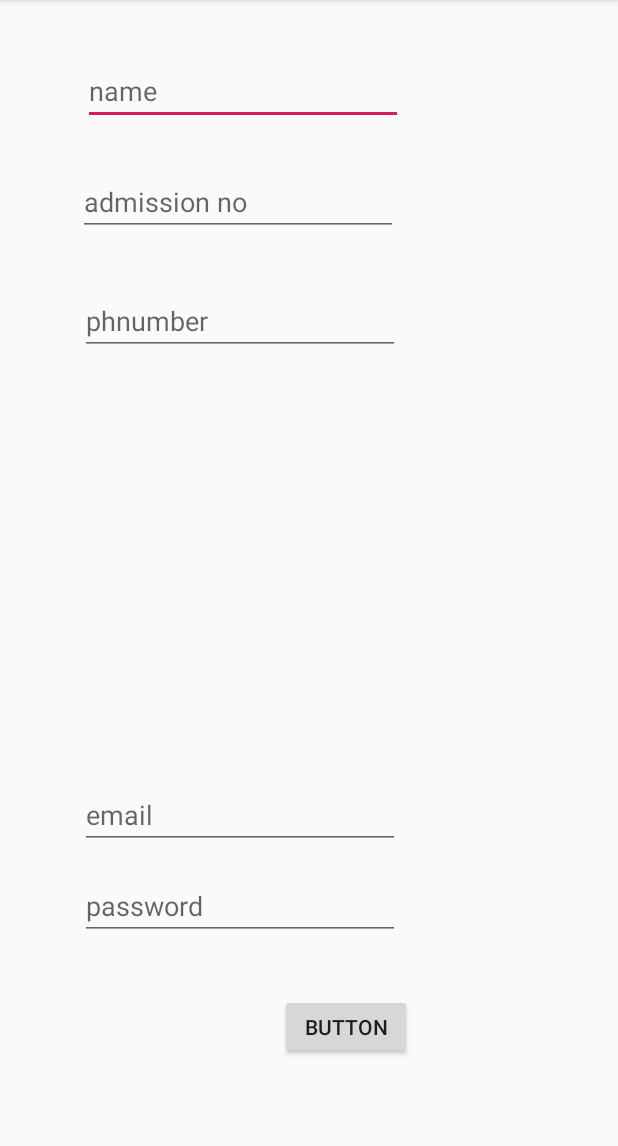
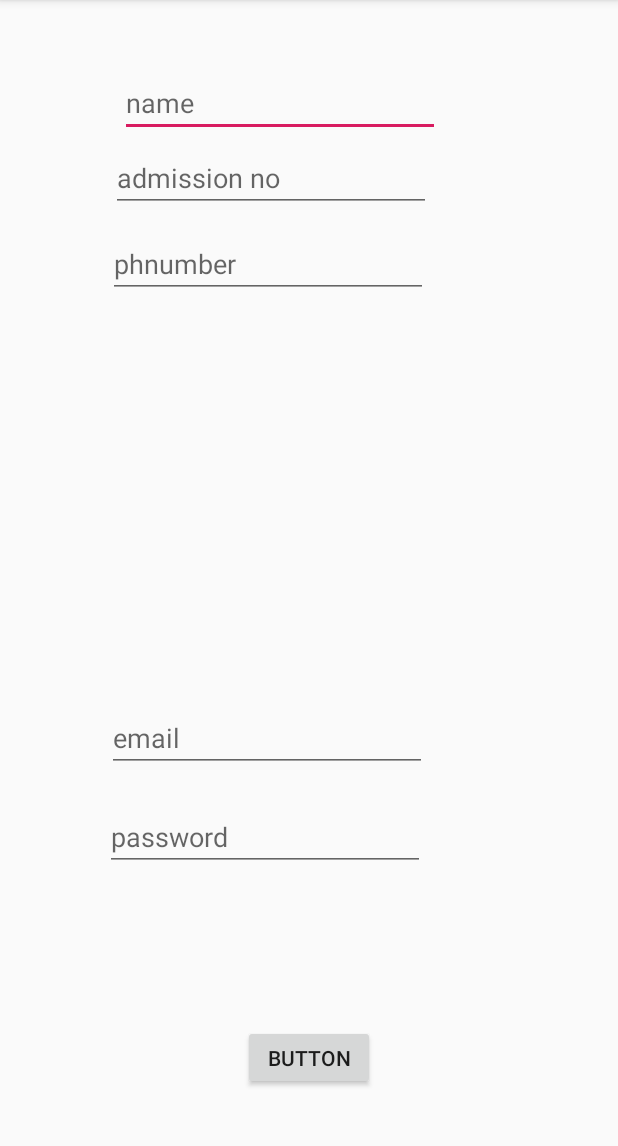
Before and after one commit to Sanketagarwal17/BookClub, an Android app: the signup screen opened directly, with no data from a screen before it, after a tap on "BUTTON", on a phone screen of 412 x 824 dp, the part 84-1230 px from its top. Run offline under Robolectric (Android 15) with nearby library versions, the phone set to English and light mode, and no system bars; our stand-ins replace Firebase (no records; nobody signed in at launch, a user with empty details on screens opened directly).

```diff
--- a/app/src/main/java/com/example/android/bookclub/Authentication/signup.java
+++ b/app/src/main/java/com/example/android/bookclub/Authentication/signup.java
@@ -18,6 +18,7 @@ import com.google.android.gms.tasks.Task;
 import com.google.firebase.auth.AuthResult;
 import com.google.firebase.auth.FirebaseAuth;
 import com.google.firebase.auth.FirebaseUser;
+import com.google.firebase.database.ChildEventListener;
 import com.google.firebase.database.DatabaseReference;
 import com.google.firebase.database.FirebaseDatabase;
 
@@ -37,6 +38,7 @@ public class signup extends AppCompatActivity {
         setContentView(R.layout.activity_signup);
 
         firebaseAuth = FirebaseAuth.getInstance();
+        firebaseDatabase=FirebaseDatabase.getInstance();
 
 
         username = findViewById(R.id.username);
@@ -52,24 +54,37 @@ public class signup extends AppCompatActivity {
         String passwo = pass.getText().toString().trim();
 
 
+
+  /* new node for staus*/
+        ChildEventListener childEventListener;
+        FirebaseUser user = FirebaseAuth.getInstance().getCurrentUser();
+        final String email123 = user.getEmail();
+
+
+        DatabaseReference databaseReference=firebaseDatabase.getReference().child("Status");
+
+        databaseReference.child(email123).child("statusvalue").setValue(0).addOnCompleteListener(new OnCompleteListener<Void>() {
+            @Override
+            public void onComplete(@NonNull Task<Void> task) {
+
+            }
+        });
+
+/*       complete here       */
          firebaseUser= FirebaseAuth.getInstance().getCurrentUser();
-        firebaseDatabase=FirebaseDatabase.getInstance();
-        databaseReference=firebaseDatabase.getReference("profiledetails");
+         databaseReference=firebaseDatabase.getReference("profiledetails");
 
+        final DatabaseReference finalDatabaseReference = databaseReference;
         submit.setOnClickListener(new View.OnClickListener() {
             @Override
             public void onClick(View v) {
                 String namei = username.getText().toString().trim();
                 String admis = admissionno.getText().toString().trim();
-                SharedPreferences sharedPreferences = getSharedPreferences("sharedadmission",Context.MODE_PRIVATE);
-                SharedPreferences.Editor editor = sharedPreferences.edit();
-                editor.putString("admision",admis);
-                editor.apply();
                 String ph = pone.getText().toString().trim();
                 String ema = email.getText().toString().trim();
                 String passwo = pass.getText().toString().trim();
                 Signupmodel sign=new Signupmodel(namei,admis,ph,ema,passwo);
-                databaseReference.child(admis).setValue(sign).addOnCompleteListener(new OnCompleteListener<Void>() {
+                finalDatabaseReference.child(admis).setValue(sign).addOnCompleteListener(new OnCompleteListener<Void>() {
                     @Override
                     public void onComplete(@NonNull Task<Void> task) {
                         if(task.isSuccessful())
--- a/app/src/main/java/com/example/android/bookclub/allbooks/Allbooks.java
+++ b/app/src/main/java/com/example/android/bookclub/allbooks/Allbooks.java
@@ -53,9 +53,6 @@ public class Allbooks extends AppCompatActivity {
         database=FirebaseDatabase.getInstance();
         databaseReference=database.getReference().child("Book name");
 
-        SharedPreferences sharedPreferences = getSharedPreferences("sharedadmission",Context.MODE_PRIVATE);
-        String sharedAdmisNo = sharedPreferences.getString("admision","1");
-        Toast.makeText(this, sharedAdmisNo, Toast.LENGTH_SHORT).show();
 
         arrayList=new ArrayList<>();
         final RecyclerView recyclerView=findViewById(R.id.allbookrecycler);
--- a/app/src/main/res/layout/activity_signup.xml
+++ b/app/src/main/res/layout/activity_signup.xml
@@ -12,8 +12,8 @@
         android:layout_height="wrap_content"
         android:layout_alignStart="@+id/useradmission"
         android:layout_alignParentTop="true"
-        android:layout_marginStart="3dp"
-        android:layout_marginTop="38dp"
+        android:layout_marginStart="6dp"
+        android:layout_marginTop="46dp"
         android:ems="10"
         android:hint="name"
         android:inputType="textPersonName" />
@@ -24,8 +24,8 @@
         android:layout_height="wrap_content"
         android:layout_alignParentStart="true"
         android:layout_alignParentTop="true"
-        android:layout_marginStart="52dp"
-        android:layout_marginTop="112dp"
+        android:layout_marginStart="74dp"
+        android:layout_marginTop="96dp"
         android:ems="10"
         android:hint="admission no"
         android:inputType="textPersonName" />
@@ -36,8 +36,8 @@
         android:layout_height="wrap_content"
         android:layout_alignParentStart="true"
         android:layout_alignParentTop="true"
-        android:layout_marginStart="53dp"
-        android:layout_marginTop="191dp"
+        android:layout_marginStart="72dp"
+        android:layout_marginTop="153dp"
         android:ems="10"
         android:hint="phnumber"
         android:inputType="textPersonName" />
@@ -48,8 +48,8 @@
         android:layout_height="wrap_content"
         android:layout_alignParentStart="true"
         android:layout_alignParentBottom="true"
-        android:layout_marginStart="53dp"
-        android:layout_marginBottom="202dp"
+        android:layout_marginStart="71dp"
+        android:layout_marginBottom="253dp"
         android:ems="10"
         android:hint="email"
         android:inputType="textPersonName" />
@@ -60,8 +60,8 @@
         android:layout_height="43dp"
         android:layout_alignParentEnd="true"
         android:layout_alignParentBottom="true"
-        android:layout_marginEnd="137dp"
-        android:layout_marginBottom="62dp"
+        android:layout_marginEnd="162dp"
+        android:layout_marginBottom="41dp"
         android:text="Button" />
 
     <EditText
@@ -70,7 +70,8 @@
         android:layout_height="wrap_content"
         android:layout_alignStart="@+id/useremail"
         android:layout_alignParentBottom="true"
-        android:layout_marginBottom="141dp"
+        android:layout_marginStart="-1dp"
+        android:layout_marginBottom="187dp"
         android:ems="10"
         android:hint="password"
         android:inputType="textPersonName" />
```
Also changed, not shown: app/src/main/AndroidManifest.xml (+6 -2 lines), app/src/main/java/com/example/android/bookclub/Penalty/Student.java (+21 -3 lines).
